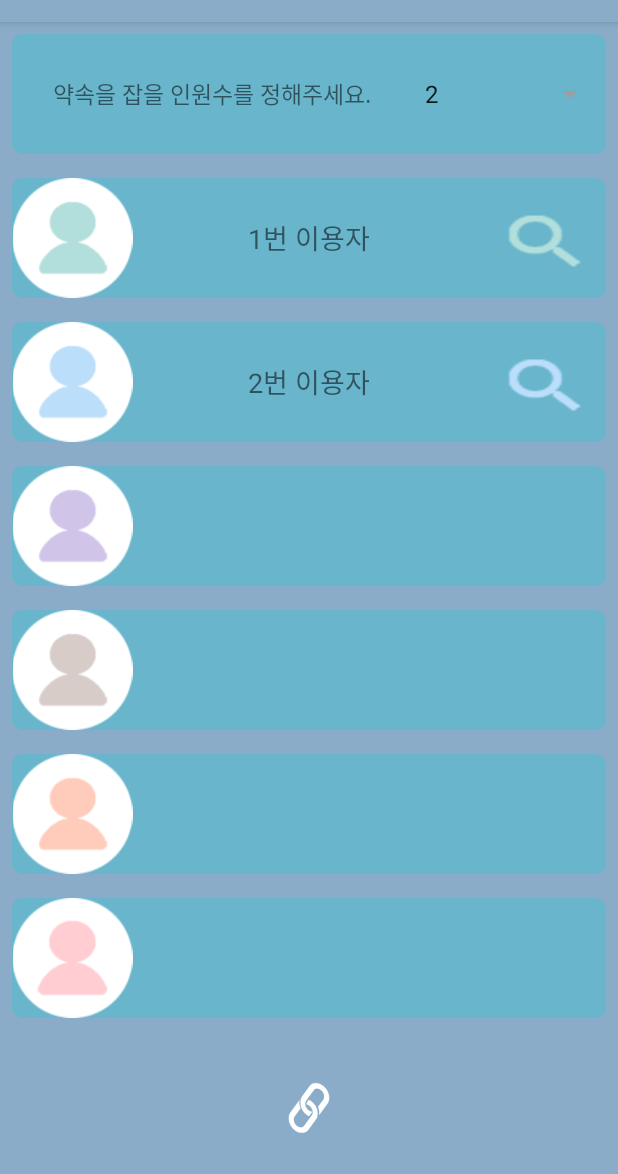
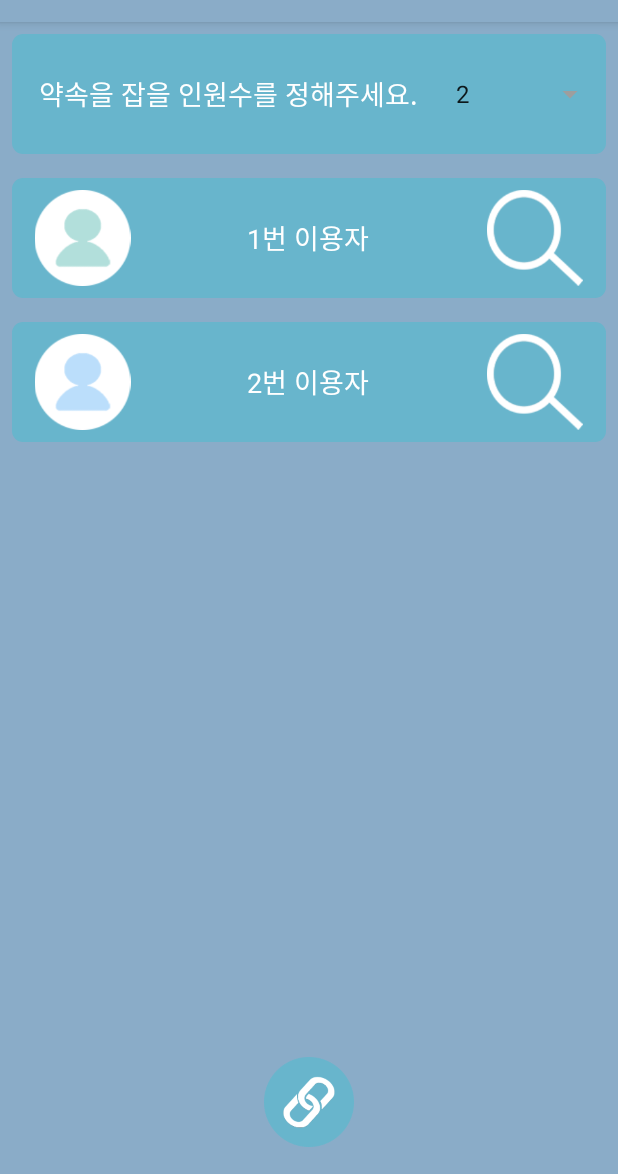
Before and after one commit to ehaken95/Center_Android, an Android app: the Screen3Activity screen opened directly, with no data from a screen before it, on a phone screen of 412 x 824 dp, the part 62-1236 px from its top. Run offline under Robolectric (Android 15) with nearby library versions, the phone set to English and light mode, and no system bars; 5 statements that could not run were skipped.

Commit message:
[수정,삭제]
-3번페이지 constrainer->linearlayout교체
-3번페이지.java 코드간략화
-검색아이콘 통일화 및 삭제
-다른xml화면조정
-3번페이지 디자인 최종완성

```diff
--- a/app/src/main/java/org/androidtown/centerpoint/Screen3Activity.java
+++ b/app/src/main/java/org/androidtown/centerpoint/Screen3Activity.java
@@ -7,18 +7,23 @@ import android.support.v7.app.AppCompatActivity;
 import android.view.View;
 import android.widget.AdapterView;
 import android.widget.ArrayAdapter;
-import android.widget.Button;
+import android.widget.LinearLayout;
 import android.widget.Spinner;
 import android.widget.TextView;
 
 import java.lang.reflect.Field;
 
+import static org.androidtown.centerpoint.R.id.line4;
+import static org.androidtown.centerpoint.R.id.line5;
+import static org.androidtown.centerpoint.R.id.line6;
+import static org.androidtown.centerpoint.R.id.line7;
 import static org.androidtown.centerpoint.R.id.textView2;
 import static org.androidtown.centerpoint.R.id.textView3;
 import static org.androidtown.centerpoint.R.id.textView4;
 import static org.androidtown.centerpoint.R.id.textView5;
 import static org.androidtown.centerpoint.R.id.textView6;
 import static org.androidtown.centerpoint.R.id.textView7;
+
 
 public class Screen3Activity extends AppCompatActivity {
 
@@ -110,64 +115,42 @@ public class Screen3Activity extends AppCompatActivity {
     }
     //인원 선택값에 따른 ui숨김/노출 설정
     public void setVisibility(int pos){
-        TextView textView = (TextView) findViewById(textView4);
-        TextView textView2 = (TextView) findViewById(textView5);
-        TextView textView3 = (TextView) findViewById(textView6);
-        TextView textView4 = (TextView) findViewById(textView7);
-        Button button = (Button)findViewById(R.id.button3);
-        Button button2 = (Button)findViewById(R.id.button4);
-        Button button3 = (Button)findViewById(R.id.button5);
-        Button button4 = (Button)findViewById(R.id.button6);
+
+        LinearLayout linear1 = (LinearLayout)findViewById(line4);
+        LinearLayout linear2 = (LinearLayout)findViewById(line5);
+        LinearLayout linear3 = (LinearLayout)findViewById(line6);
+        LinearLayout linear4 = (LinearLayout)findViewById(line7);
+
         switch(pos) {
             case 0:
-                textView.setVisibility(View.INVISIBLE);
-                textView2.setVisibility(View.INVISIBLE);
-                textView3.setVisibility(View.INVISIBLE);
-                textView4.setVisibility(View.INVISIBLE);
-                button.setVisibility(View.INVISIBLE);
-                button2.setVisibility(View.INVISIBLE);
-                button3.setVisibility(View.INVISIBLE);
-                button4.setVisibility(View.INVISIBLE);
+                linear1.setVisibility(View.INVISIBLE);
+                linear2.setVisibility(View.INVISIBLE);
+                linear3.setVisibility(View.INVISIBLE);
+                linear4.setVisibility(View.INVISIBLE);
                 break;
             case 1:
-                textView.setVisibility(View.VISIBLE);
-                textView2.setVisibility(View.INVISIBLE);
-                textView3.setVisibility(View.INVISIBLE);
-                textView4.setVisibility(View.INVISIBLE);
-                button.setVisibility(View.VISIBLE);
-                button2.setVisibility(View.INVISIBLE);
-                button3.setVisibility(View.INVISIBLE);
-                button4.setVisibility(View.INVISIBLE);
+                linear1.setVisibility(View.VISIBLE);
+                linear2.setVisibility(View.INVISIBLE);
+                linear3.setVisibility(View.INVISIBLE);
+                linear4.setVisibility(View.INVISIBLE);
                 break;
             case 2:
-                textView.setVisibility(View.VISIBLE);
-                textView2.setVisibility(View.VISIBLE);
-                textView3.setVisibility(View.INVISIBLE);
-                textView4.setVisibility(View.INVISIBLE);
-                button.setVisibility(View.VISIBLE);
-                button2.setVisibility(View.VISIBLE);
-                button3.setVisibility(View.INVISIBLE);
-                button4.setVisibility(View.INVISIBLE);
+                linear1.setVisibility(View.VISIBLE);
+                linear2.setVisibility(View.VISIBLE);
+                linear3.setVisibility(View.INVISIBLE);
+                linear4.setVisibility(View.INVISIBLE);
                 break;
             case 3:
-                textView.setVisibility(View.VISIBLE);
-                textView2.setVisibility(View.VISIBLE);
-                textView3.setVisibility(View.VISIBLE);
-                textView4.setVisibility(View.INVISIBLE);
-                button.setVisibility(View.VISIBLE);
-                button2.setVisibility(View.VISIBLE);
-                button3.setVisibility(View.VISIBLE);
-                button4.setVisibility(View.INVISIBLE);
+                linear1.setVisibility(View.VISIBLE);
+                linear2.setVisibility(View.VISIBLE);
+                linear3.setVisibility(View.VISIBLE);
+                linear4.setVisibility(View.INVISIBLE);
                 break;
             case 4:
-                textView.setVisibility(View.VISIBLE);
-                textView2.setVisibility(View.VISIBLE);
-                textView3.setVisibility(View.VISIBLE);
-                textView4.setVisibility(View.VISIBLE);
-                button.setVisibility(View.VISIBLE);
-                button2.setVisibility(View.VISIBLE);
-                button3.setVisibility(View.VISIBLE);
-                button4.setVisibility(View.VISIBLE);
+                linear1.setVisibility(View.VISIBLE);
+                linear2.setVisibility(View.VISIBLE);
+                linear3.setVisibility(View.VISIBLE);
+                linear4.setVisibility(View.VISIBLE);
                 break;
         }
     }
--- a/app/src/main/res/layout/activity_screen3.xml
+++ b/app/src/main/res/layout/activity_screen3.xml
@@ -1,5 +1,6 @@
 <?xml version="1.0" encoding="utf-8"?>
 <LinearLayout xmlns:android="http://schemas.android.com/apk/res/android"
+    xmlns:app="http://schemas.android.com/apk/res-auto"
     xmlns:tools="http://schemas.android.com/tools"
     android:layout_width="match_parent"
     android:layout_height="match_parent"
@@ -7,12 +8,14 @@
     android:weightSum="8">
 
     <LinearLayout
+        android:id="@+id/line1"
         android:layout_width="match_parent"
         android:layout_height="match_parent"
+        android:layout_margin="8dp"
         android:layout_weight="1"
-        android:layout_margin="8dp"
         android:background="@drawable/textview_round"
-        android:orientation="horizontal">
+        android:orientation="horizontal"
+        android:visibility="visible">
 
         <TextView
             android:id="@+id/textView"
@@ -21,12 +24,14 @@
             android:layout_weight="1"
             android:gravity="center_vertical|center_horizontal"
             android:text="@string/sc3_select_person"
-            android:textSize="15sp" />
+            android:textColor="#FFFFFF"
+            android:textSize="18sp" />
         <!-- spinnermode가 스피너를 팝업으로 구현한 것. -->
         <Spinner
             android:id="@+id/spinner"
             android:layout_width="wrap_content"
             android:layout_height="match_parent"
+            android:layout_gravity="center_vertical|center_horizontal"
             android:layout_weight="1"
             android:contextClickable="false"
             android:dropDownHeight="30dp"
@@ -35,12 +40,15 @@
     </LinearLayout>
 
     <LinearLayout
+        android:id="@+id/line2"
         android:layout_width="match_parent"
         android:layout_height="match_parent"
+        android:layout_margin="8dp"
         android:layout_weight="1"
-        android:layout_margin="8dp"
         android:background="@drawable/textview_round"
-        android:orientation="horizontal">
+        android:orientation="horizontal"
+        android:padding="8dp"
+        android:visibility="visible">
 
 
         <ImageView
@@ -57,27 +65,33 @@
             android:layout_weight="5"
             android:gravity="center_vertical|center_horizontal"
             android:text="@string/sc3_person_1"
+            android:textColor="#FFFFFF"
             android:textSize="18sp"
             android:visibility="visible" />
 
-        <Button
+        <ImageButton
             android:id="@+id/button1"
             android:layout_width="50dp"
-            android:layout_height="wrap_content"
+            android:layout_height="match_parent"
             android:layout_weight="1"
-            android:background="@drawable/_1search"
+            android:background="#00000000"
             android:onClick="onButtonClicked"
+            android:scaleType="centerInside"
+            android:src="@drawable/ico_search"
             android:visibility="visible" />
 
     </LinearLayout>
 
     <LinearLayout
+        android:id="@+id/line3"
         android:layout_width="match_parent"
         android:layout_height="match_parent"
+        android:layout_margin="8dp"
         android:layout_weight="1"
-        android:layout_margin="8dp"
         android:background="@drawable/textview_round"
-        android:orientation="horizontal">
+        android:orientation="horizontal"
+        android:padding="8dp"
+        android:visibility="visible">
 
 
         <ImageView
@@ -94,27 +108,33 @@
             android:layout_weight="5"
             android:gravity="center_vertical|center_horizontal"
             android:text="@string/sc3_person_2"
+            android:textColor="#FFFFFF"
             android:textSize="18sp"
             android:visibility="visible" />
 
-        <Button
+        <ImageButton
             android:id="@+id/button2"
             android:layout_width="50dp"
-            android:layout_height="wrap_content"
+            android:layout_height="match_parent"
             android:layout_weight="1"
-            android:background="@drawable/_2search"
+            android:background="#00000000"
             android:onClick="onButtonClicked"
+            android:scaleType="centerInside"
+            android:src="@drawable/ico_search"
             android:visibility="visible" />
 
     </LinearLayout>
 
     <LinearLayout
+        android:id="@+id/line4"
         android:layout_width="match_parent"
         android:layout_height="match_parent"
+        android:layout_margin="8dp"
         android:layout_weight="1"
-        android:layout_margin="8dp"
         android:background="@drawable/textview_round"
-        android:orientation="horizontal">
+        android:orientation="horizontal"
+        android:padding="8dp"
+        android:visibility="visible">
 
         <ImageView
             android:id="@+id/imageView3"
@@ -130,27 +150,33 @@
             android:layout_weight="5"
             android:gravity="center_vertical|center_horizontal"
             android:text="@string/sc3_person_3"
+            android:textColor="#FFFFFF"
             android:textSize="18sp"
             android:visibility="visible" />
 
-        <Button
+        <ImageButton
             android:id="@+id/button3"
             android:layout_width="50dp"
-            android:layout_height="wrap_content"
+            android:layout_height="match_parent"
             android:layout_weight="1"
-            android:background="@drawable/_3search"
+            android:background="#00000000"
             android:onClick="onButtonClicked"
+            android:scaleType="centerInside"
+            android:src="@drawable/ico_search"
             android:visibility="visible" />
 
     </LinearLayout>
 
     <LinearLayout
+        android:id="@+id/line5"
         android:layout_width="match_parent"
         android:layout_height="match_parent"
+        android:layout_margin="8dp"
         android:layout_weight="1"
-        android:layout_margin="8dp"
         android:background="@drawable/textview_round"
-        android:orientation="horizontal">
+        android:orientation="horizontal"
+        android:padding="8dp"
+        android:visibility="visible">
 
         <ImageView
             android:id="@+id/imageView4"
@@ -166,27 +192,33 @@
             android:layout_weight="5"
             android:gravity="center_vertical|center_horizontal"
             android:text="@string/sc3_person_4"
+            android:textColor="#FFFFFF"
             android:textSize="18sp"
             android:visibility="visible" />
 
-        <Button
+        <ImageButton
             android:id="@+id/button4"
             android:layout_width="50dp"
-            android:layout_height="wrap_content"
+            android:layout_height="match_parent"
             android:layout_weight="1"
-            android:background="@drawable/_4search"
+            android:background="#00000000"
             android:onClick="onButtonClicked"
+            android:scaleType="centerInside"
+            android:src="@drawable/ico_search"
             android:visibility="visible" />
 
     </LinearLayout>
 
     <LinearLayout
+        android:id="@+id/line6"
         android:layout_width="match_parent"
         android:layout_height="match_parent"
+        android:layout_margin="8dp"
         android:layout_weight="1"
-        android:layout_margin="8dp"
         android:background="@drawable/textview_round"
-        android:orientation="horizontal">
+        android:orientation="horizontal"
+        android:padding="8dp"
+        android:visibility="visible">
 
         <ImageView
             android:id="@+id/imageView5"
@@ -202,27 +234,33 @@
             android:layout_weight="5"
             android:gravity="center_vertical|center_horizontal"
             android:text="@string/sc3_person_5"
+            android:textColor="#FFFFFF"
             android:textSize="18sp"
             android:visibility="visible" />
 
-        <Button
+        <ImageButton
             android:id="@+id/button5"
             android:layout_width="50dp"
-            android:layout_height="wrap_content"
+            android:layout_height="match_parent"
             android:layout_weight="1"
-            android:background="@drawable/_5search"
+            android:background="#00000000"
             android:onClick="onButtonClicked"
+            android:scaleType="centerInside"
+            android:src="@drawable/ico_search"
             android:visibility="visible" />
 
     </LinearLayout>
 
     <LinearLayout
+        android:id="@+id/line7"
         android:layout_width="match_parent"
         android:layout_height="match_parent"
+        android:layout_margin="8dp"
         android:layout_weight="1"
-        android:layout_margin="8dp"
         android:background="@drawable/textview_round"
-        android:orientation="horizontal">
+        android:orientation="horizontal"
+        android:padding="8dp"
+        android:visibility="visible">
 
         <ImageView
             android:id="@+id/imageView6"
@@ -238,16 +276,19 @@
             android:layout_weight="5"
             android:gravity="center_vertical|center_horizontal"
             android:text="@string/sc3_person_6"
+            android:textColor="#FFFFFF"
             android:textSize="18sp"
             android:visibility="visible" />
 
-        <Button
+        <ImageButton
             android:id="@+id/button6"
             android:layout_width="50dp"
-            android:layout_height="wrap_content"
+            android:layout_height="match_parent"
             android:layout_weight="1"
-            android:background="@drawable/_6search"
+            android:background="#00000000"
             android:onClick="onButtonClicked"
+            android:scaleType="centerInside"
+            android:src="@drawable/ico_search"
             android:visibility="visible" />
 
     </LinearLayout>
@@ -260,16 +301,15 @@
         android:gravity="center_horizontal|center_vertical"
         android:orientation="horizontal">
 
-        <Button
+        <ImageButton
             android:id="@+id/button7"
             android:layout_width="60dp"
             android:layout_height="match_parent"
-            android:layout_marginBottom="4dp"
-            android:layout_marginLeft="8dp"
-            android:layout_marginRight="8dp"
-            android:layout_marginTop="8dp"
-            android:background="@drawable/chain_button"
-            android:onClick="onButtonClickedResult" />
+            android:background="#00000000"
+            android:src="@drawable/chain_button"
+            android:scaleType="centerInside"
+            android:onClick="onButtonClickedResult"
+            android:visibility="visible"/>
 
     </LinearLayout>
 
```
Also changed, not shown: app/src/main/res/layout/activity_main.xml (+19 -23 lines), app/src/main/res/layout/activity_map_view_page.xml (+8 -8 lines), app/src/main/res/drawable/_1search.png (deleted), app/src/main/res/drawable/_2search.png (deleted), app/src/main/res/drawable/_3search.png (deleted), app/src/main/res/drawable/_4search.png (deleted), app/src/main/res/drawable/_5search.png (deleted), app/src/main/res/drawable/_6search.png (deleted), app/src/main/res/drawable/chain_button.png, app/src/main/res/drawable/ico_search.png (added).
